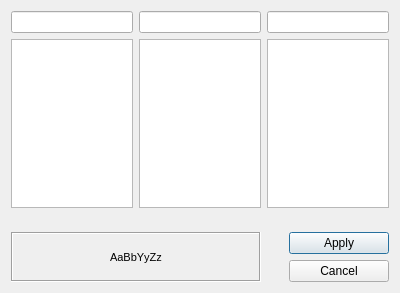
The window that dialogfonts.ui (corn-team/TestNote) describes before a commit, drawn with Qt 5.
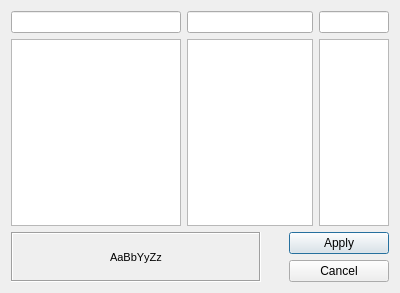
The same window after the commit.

Patch:
```diff
--- a/dialogfonts.ui
+++ b/dialogfonts.ui
@@ -22,7 +22,14 @@
         <widget class="QLineEdit" name="lineEdit_Font"/>
        </item>
        <item>
-        <widget class="QListWidget" name="listWidget_Font"/>
+        <widget class="QListWidget" name="listWidget_Font">
+         <property name="minimumSize">
+          <size>
+           <width>170</width>
+           <height>0</height>
+          </size>
+         </property>
+        </widget>
        </item>
       </layout>
      </item>
@@ -42,25 +49,19 @@
         <widget class="QLineEdit" name="lineEdit_Size"/>
        </item>
        <item>
-        <widget class="QListWidget" name="listWidget_Size"/>
+        <widget class="QListWidget" name="listWidget_Size">
+         <property name="maximumSize">
+          <size>
+           <width>100</width>
+           <height>16777215</height>
+          </size>
+         </property>
+        </widget>
        </item>
       </layout>
      </item>
     </layout>
    </item>
-   <item>
-    <spacer name="verticalSpacer">
-     <property name="orientation">
-      <enum>Qt::Vertical</enum>
-     </property>
-     <property name="sizeHint" stdset="0">
-      <size>
-       <width>20</width>
-       <height>40</height>
-      </size>
-     </property>
-    </spacer>
-   </item>
    <item>
     <layout class="QHBoxLayout" name="horizontalLayout_2">
      <item>
```
